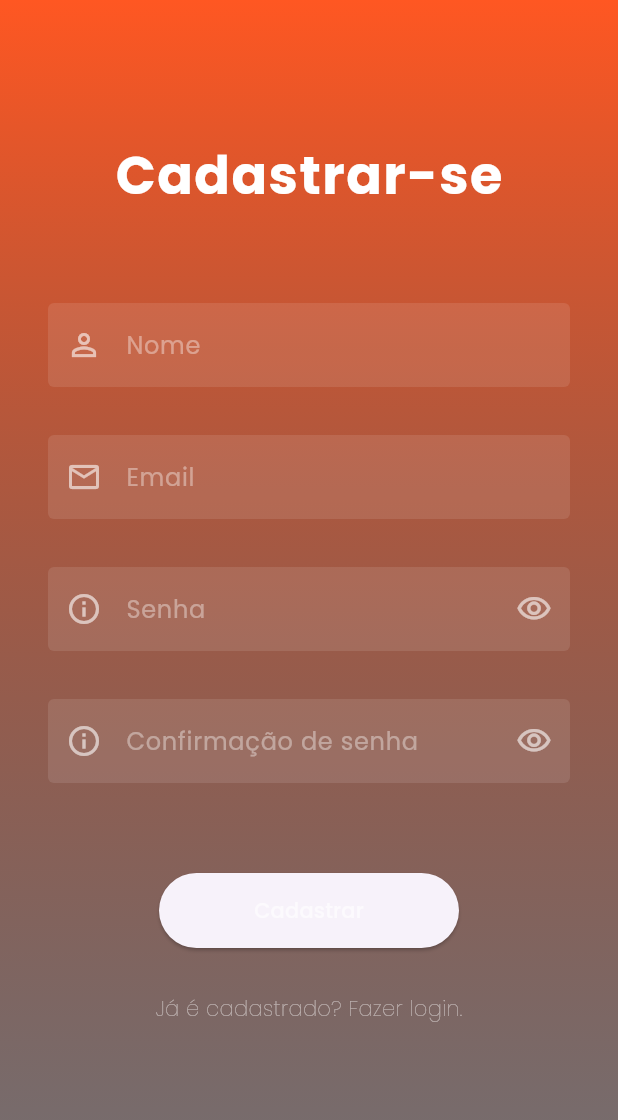
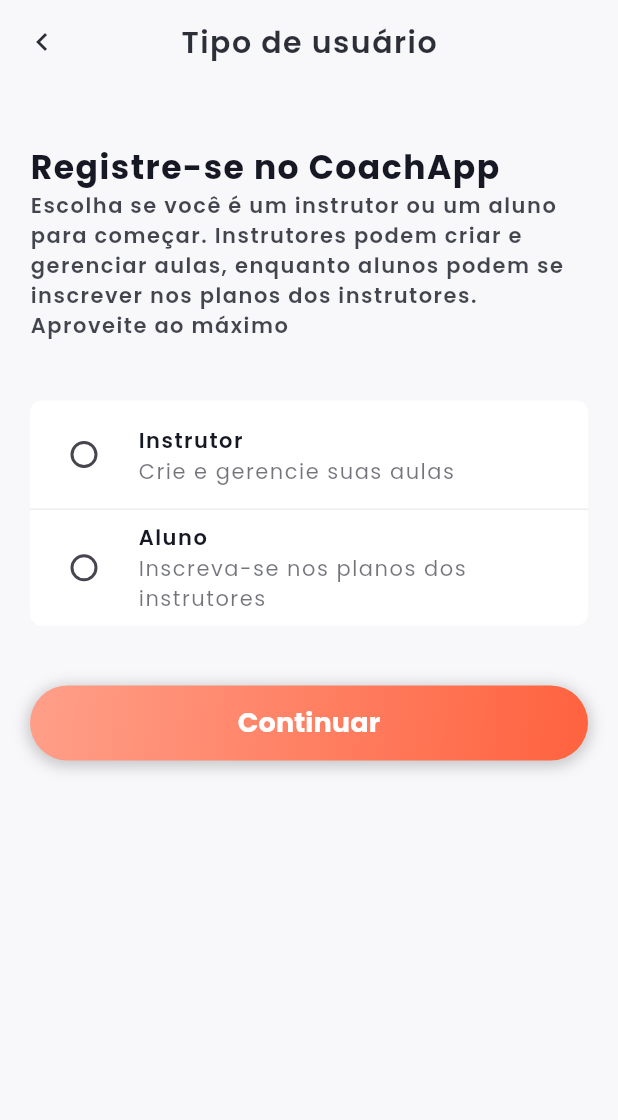
Before and after one commit to LuizAbudi/beach-tennis-student-manager-frontend, a Flutter app: the screen it shows after launch, scrolled down 56 dp, after a tap on "Registrar", on a phone screen of 412 x 824 dp. Shown: the top 1120 px of the screen. Run offline on Flutter 3.47's test engine with Material 3 defaults, Android fonts, the phone set to English and light mode, and no system bars; our stand-ins replace flutter_dotenv, google_fonts, jwt_decoder, localstorage; accounts and stored records are empty; generated files the repository leaves out were written again.

Commit message:
layout: finishing register pages

```diff
--- a/lib/src/pages/login.dart
+++ b/lib/src/pages/login.dart
@@ -2,7 +2,7 @@ import 'package:flutter/material.dart';
 import 'package:mobile/src/controllers/user_controller.dart';
 import 'package:mobile/src/pages/home.dart';
 import 'package:mobile/src/models/user_model.dart';
-import 'package:mobile/src/pages/register.dart';
+import 'package:mobile/src/pages/register/user_type.dart';
 import 'package:mobile/src/services/http_client.dart';
 import 'package:mobile/src/stores/user_stores.dart';
 import 'package:mobile/src/widgets/custom_button.dart';
@@ -62,21 +62,23 @@ class _LoginPageState extends State<LoginPage> {
     await store.login(login);
 
     if (store.error.value.isEmpty) {
+      if (mounted) {
         Navigator.pushReplacement(
-        // ignore: use_build_context_synchronously
           context,
           MaterialPageRoute(
             builder: (context) => const Home(),
           ),
         );
+      }
     } else {
-      // ignore: use_build_context_synchronously
+      if (mounted) {
         ScaffoldMessenger.of(context).showSnackBar(
           SnackBar(
             content: Text(store.error.value),
             backgroundColor: Colors.red,
           ),
         );
+      }
       return;
     }
   }
@@ -161,10 +163,10 @@ class _LoginPageState extends State<LoginPage> {
             GestureDetector(
               behavior: HitTestBehavior.translucent,
               onTap: () {
-                Navigator.pushReplacement(
+                Navigator.push(
                   context,
                   MaterialPageRoute(
-                    builder: (context) => const RegisterPage(),
+                    builder: (context) => const RegisterUserTypePage(),
                   ),
                 );
               },
--- a/lib/src/pages/register.dart
+++ /dev/null
@@ -1,195 +0,0 @@
-import 'package:flutter/material.dart';
-import 'package:mobile/src/controllers/user_controller.dart';
-import 'package:mobile/src/models/user_model.dart';
-import 'package:mobile/src/pages/login.dart';
-import 'package:mobile/src/services/http_client.dart';
-import 'package:mobile/src/stores/user_stores.dart';
-import 'package:mobile/src/widgets/text_field.dart';
-
-class RegisterPage extends StatefulWidget {
-  const RegisterPage({super.key});
-
-  @override
-  State<RegisterPage> createState() => _RegisterPageState();
-}
-
-class _RegisterPageState extends State<RegisterPage> {
-  final UserStore store = UserStore(
-    controller: UserController(
-      client: HttpClient(),
-    ),
-  );
-
-  late TextEditingController emailController;
-  late TextEditingController passwordController;
-  late TextEditingController nameController;
-  late TextEditingController passwordConfirmationController;
-
-  @override
-  void initState() {
-    emailController = TextEditingController();
-    passwordController = TextEditingController();
-    nameController = TextEditingController();
-    passwordConfirmationController = TextEditingController();
-
-    super.initState();
-  }
-
-  @override
-  void dispose() {
-    emailController.dispose();
-    passwordController.dispose();
-    nameController.dispose();
-    passwordConfirmationController.dispose();
-
-    super.dispose();
-  }
-
-  @override
-  Widget build(BuildContext context) {
-    return Scaffold(
-      body: SingleChildScrollView(
-        child: Column(
-          children: [
-            SizedBox(
-              height: MediaQuery.sizeOf(context).height,
-              width: double.infinity,
-              child: _buildInputFields(),
-            ),
-          ],
-        ),
-      ),
-    );
-  }
-
-  Widget _buildInputFields() {
-    return Container(
-      decoration: const BoxDecoration(
-        gradient: LinearGradient(
-          colors: [Colors.deepOrange, Colors.black54],
-          begin: Alignment.topCenter,
-          end: Alignment.bottomCenter,
-        ),
-      ),
-      child: Padding(
-        padding: const EdgeInsets.all(32.0),
-        child: Column(
-          children: [
-            const SizedBox(height: 60),
-            const Text(
-              "Cadastrar-se",
-              style: TextStyle(
-                color: Colors.white,
-                fontSize: 35,
-                fontWeight: FontWeight.bold,
-                letterSpacing: 1,
-              ),
-            ),
-            const SizedBox(height: 60),
-            CustomTextField(
-              controller: nameController,
-              icon: Icons.person_outline,
-              hint: "Nome",
-            ),
-            const SizedBox(height: 32),
-            CustomTextField(
-              controller: emailController,
-              icon: Icons.email_outlined,
-              hint: "Email",
-            ),
-            const SizedBox(height: 32),
-            CustomTextField(
-              controller: passwordController,
-              icon: Icons.info_outline,
-              hint: "Senha",
-              isPassword: true,
-            ),
-            const SizedBox(height: 32),
-            CustomTextField(
-              controller: passwordConfirmationController,
-              icon: Icons.info_outline,
-              hint: "Confirmação de senha",
-              isPassword: true,
-            ),
-            const SizedBox(height: 60),
-            ElevatedButton(
-              onPressed: () async {
-                final name = nameController.text;
-                final email = emailController.text;
-                final password = passwordController.text;
-                final confirmPassword = passwordConfirmationController.text;
-
-                if (name.isEmpty ||
-                    email.isEmpty ||
-                    password.isEmpty ||
-                    confirmPassword.isEmpty) {
-                  ScaffoldMessenger.of(context).showSnackBar(
-                    const SnackBar(
-                      content: Text('Por favor, preencha o formulário.'),
-                      backgroundColor: Colors.red,
-                    ),
-                  );
-
-                  return;
-                }
-
-                if (password != confirmPassword) {
-                  ScaffoldMessenger.of(context).showSnackBar(
-                    const SnackBar(
-                      content: Text('As senhas não coincidem.'),
-                      backgroundColor: Colors.red,
-                    ),
-                  );
-                  return;
-                }
-
-                final newUser = UserModel(
-                  name: nameController.text,
-                  email: emailController.text,
-                  password: passwordController.text,
-                );
-
-                await store.createUser(newUser);
-
-                if (!store.isLoading.value) {
-                  Navigator.pushReplacement(
-                    // ignore: use_build_context_synchronously
-                    context,
-                    MaterialPageRoute(
-                      builder: (context) => const LoginPage(),
-                    ),
-                  );
-                }
-              },
-              style: const ButtonStyle(
-                fixedSize: WidgetStatePropertyAll(Size(200, 50)),
-              ),
-              child: store.isLoading.value
-                  ? const CircularProgressIndicator()
-                  : const Text(
-                      "Cadastrar",
-                      style: TextStyle(color: Colors.white60),
-                    ),
-            ),
-            const SizedBox(height: 30),
-            GestureDetector(
-              onTap: () {
-                Navigator.pushReplacement(
-                  context,
-                  MaterialPageRoute(
-                    builder: (context) => const LoginPage(),
-                  ),
-                );
-              },
-              child: const Text("Já é cadastrado? Fazer login.",
-                  style: TextStyle(
-                    fontWeight: FontWeight.w100,
-                    color: Colors.white54,
-                  )),
-            )
-          ],
-        ),
-      ),
-    );
-  }
-}
--- /dev/null
+++ b/lib/src/pages/register/user_type.dart
@@ -0,0 +1,172 @@
+import 'package:flutter/material.dart';
+import 'package:mobile/src/controllers/user_controller.dart';
+import 'package:mobile/src/pages/register/user_info.dart';
+import 'package:mobile/src/services/http_client.dart';
+import 'package:mobile/src/stores/user_stores.dart';
+import 'package:mobile/src/widgets/custom_button.dart';
+import 'package:mobile/src/widgets/custom_text.dart';
+
+class RegisterUserTypePage extends StatefulWidget {
+  const RegisterUserTypePage({super.key});
+
+  @override
+  State<RegisterUserTypePage> createState() => _RegisterUserTypePageState();
+}
+
+class _RegisterUserTypePageState extends State<RegisterUserTypePage> {
+  final UserStore store = UserStore(
+    controller: UserController(
+      client: HttpClient(),
+    ),
+  );
+
+  String? _selectedUserType;
+
+  void _handleSubmit() {
+    if (_selectedUserType == null) {
+      ScaffoldMessenger.of(context).showSnackBar(
+        const SnackBar(
+          content: Text('Por favor, selecione o tipo de usuário.'),
+          backgroundColor: Colors.red,
+        ),
+      );
+      return;
+    }
+
+    Navigator.push(
+      context,
+      MaterialPageRoute(
+        builder: (context) => RegisterUserInfoPage(
+          userType: _selectedUserType!,
+        ),
+      ),
+    );
+  }
+
+  @override
+  Widget build(BuildContext context) {
+    return Scaffold(
+      appBar: AppBar(
+        backgroundColor: const Color.fromARGB(255, 248, 248, 251),
+        title: const CustomText(
+          text: "Tipo de usuário",
+          size: 20,
+          fontWeight: FontWeight.w600,
+          color: Color.fromRGBO(22, 24, 35, 0.9),
+        ),
+        centerTitle: true,
+        leading: IconButton(
+          icon: const Icon(Icons.chevron_left),
+          color: const Color.fromRGBO(22, 24, 35, 0.9),
+          onPressed: () {
+            Navigator.of(context).pop();
+          },
+        ),
+      ),
+      body: SingleChildScrollView(
+        child: Column(
+          children: [
+            SizedBox(
+              height: MediaQuery.sizeOf(context).height,
+              width: double.infinity,
+              child: _buildInputFields(),
+            ),
+          ],
+        ),
+      ),
+    );
+  }
+
+  Widget _buildInputFields() {
+    return Container(
+      decoration:
+          const BoxDecoration(color: Color.fromARGB(255, 248, 248, 251)),
+      child: Padding(
+        padding: const EdgeInsets.only(left: 20, right: 20),
+        child: Column(
+          children: [
+            const SizedBox(height: 40),
+            const Align(
+              alignment: Alignment.centerLeft,
+              child: CustomText(
+                text: "Registre-se no CoachApp",
+                type: "header",
+              ),
+            ),
+            const Align(
+              alignment: Alignment.centerLeft,
+              child: CustomText(
+                text:
+                    "Escolha se você é um instrutor ou um aluno para começar. Instrutores podem criar e gerenciar aulas, enquanto alunos podem se inscrever nos planos dos instrutores. Aproveite ao máximo ",
+                type: "paragraph",
+                color: Color.fromRGBO(22, 24, 35, 0.8),
+              ),
+            ),
+            const SizedBox(height: 40),
+            Container(
+              decoration: BoxDecoration(
+                borderRadius: BorderRadius.circular(8.0),
+                color: Colors.white,
+              ),
+              child: Column(
+                children: [
+                  RadioListTile<String>(
+                    title: const CustomText(
+                      text: "Instrutor",
+                      type: "paragraph",
+                    ),
+                    subtitle: const CustomText(
+                      text: "Crie e gerencie suas aulas",
+                      fontWeight: FontWeight.normal,
+                      size: 14,
+                      color: Color.fromRGBO(22, 24, 35, 0.6),
+                    ),
+                    value: 'teacher',
+                    groupValue: _selectedUserType,
+                    activeColor: const Color.fromRGBO(255, 98, 62, 1),
+                    onChanged: (value) {
+                      setState(() {
+                        _selectedUserType = value;
+                      });
+                    },
+                  ),
+                  const Divider(
+                    height: 1,
+                    thickness: 1,
+                    color: Color.fromRGBO(237, 237, 240, 1),
+                  ),
+                  RadioListTile<String>(
+                    title: const CustomText(
+                      text: "Aluno",
+                      type: "paragraph",
+                    ),
+                    subtitle: const CustomText(
+                      text: "Inscreva-se nos planos dos instrutores",
+                      fontWeight: FontWeight.normal,
+                      size: 14,
+                      color: Color.fromRGBO(22, 24, 35, 0.6),
+                    ),
+                    value: 'student',
+                    groupValue: _selectedUserType,
+                    activeColor: const Color.fromRGBO(255, 98, 62, 1),
+                    onChanged: (value) {
+                      setState(() {
+                        _selectedUserType = value;
+                      });
+                    },
+                  ),
+                ],
+              ),
+            ),
+            const SizedBox(height: 40),
+            CustomButton(
+              onPressed: _handleSubmit,
+              text: "Continuar",
+              height: 50,
+            ),
+          ],
+        ),
+      ),
+    );
+  }
+}
--- a/lib/src/widgets/custom_button.dart
+++ b/lib/src/widgets/custom_button.dart
@@ -21,8 +21,8 @@ class CustomButton extends StatelessWidget {
   @override
   Widget build(BuildContext context) {
     return Container(
-      width: width ?? 200, // Default width
-      height: height ?? 50, // Default height
+      width: width ?? double.infinity,
+      height: height ?? 50,
       decoration: BoxDecoration(
         gradient: color == null
             ? const LinearGradient(
@@ -34,30 +34,29 @@ class CustomButton extends StatelessWidget {
                 end: Alignment.bottomRight,
               )
             : null,
-        color: color, // If a color is provided, use it
+        color: color,
         borderRadius: BorderRadius.circular(50),
         boxShadow: [
           BoxShadow(
-            color: Colors.black.withOpacity(0.2), // Shadow color with opacity
-            spreadRadius: 2, // Spread of the shadow
-            blurRadius: 8, // Blur effect of the shadow
-            offset: const Offset(0, 2), // Position of the shadow (X, Y)
+            color: Colors.black.withOpacity(0.2),
+            spreadRadius: 2,
+            blurRadius: 8,
+            offset: const Offset(0, 2),
           ),
         ],
       ),
       child: ElevatedButton(
         style: ElevatedButton.styleFrom(
-          backgroundColor:
-              Colors.transparent, // Makes the button background transparent
-          shadowColor: Colors.transparent, // Removes shadow
+          backgroundColor: Colors.transparent,
+          shadowColor: Colors.transparent,
         ),
-        onPressed: onPressed, // Call the onPressed callback
+        onPressed: onPressed,
         child: Row(
           mainAxisAlignment: MainAxisAlignment.center,
           children: [
             if (icon != null) ...[
               Icon(icon, color: Colors.white),
-              const SizedBox(width: 8), // Adds space between icon and text
+              const SizedBox(width: 8),
             ],
             Text(
               text,
--- a/lib/src/widgets/custom_text.dart
+++ b/lib/src/widgets/custom_text.dart
@@ -6,7 +6,7 @@ class CustomText extends StatelessWidget {
   final double? size;
   final Color? color;
   final FontWeight? fontWeight;
-  final String type; // Add type parameter
+  final String? type;
 
   const CustomText({
     super.key,
@@ -14,7 +14,7 @@ class CustomText extends StatelessWidget {
     this.size,
     this.color,
     this.fontWeight,
-    this.type = 'header', // Default type is paragraph
+    this.type,
   });
 
   @override
@@ -26,7 +26,7 @@ class CustomText extends StatelessWidget {
       finalSize = 22;
       finalFontWeight = FontWeight.bold;
     } else if (type == 'paragraph') {
-      finalSize = 12;
+      finalSize = 14;
       finalFontWeight = FontWeight.w600;
     } else {
       finalSize = size ?? 16;
```
Also changed, not shown: lib/src/pages/register/user_info.dart (added, +194 -0 lines). Lines whose indentation alone changed are shown as unchanged.
